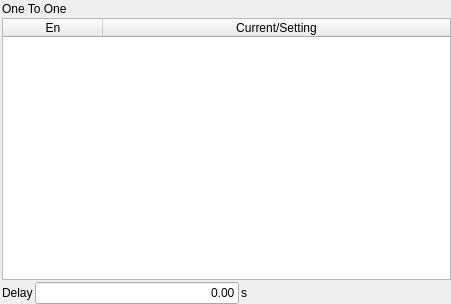
Before: the Qt Designer form hcinstruction/icpneumaticactionpage.ui in GaussCheng/2-5AxisPunch, drawn with Qt 5.
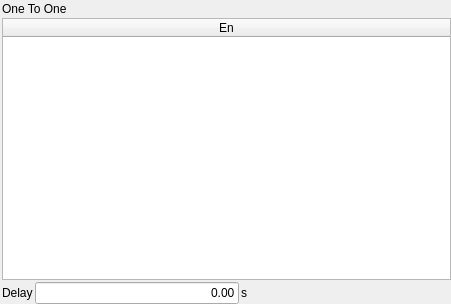
After: the same form once the commit is applied. Icons and pictures are not drawn. Custom widgets are drawn as their Qt base class.

What changed in the file:
```diff
--- a/hcinstruction/icpneumaticactionpage.ui
+++ b/hcinstruction/icpneumaticactionpage.ui
@@ -128,11 +128,6 @@
        <set>AlignHCenter|AlignVCenter|AlignCenter</set>
       </property>
      </column>
-     <column>
-      <property name="text">
-       <string>Current/Setting</string>
-      </property>
-     </column>
     </widget>
    </item>
    <item>
```
